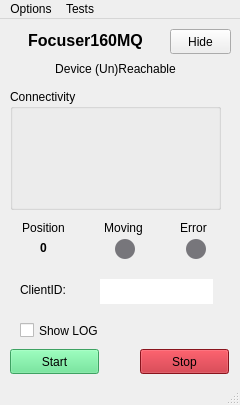
Old version of the form assets/main.ui in the repository ramonefoster/HostFocuser160.
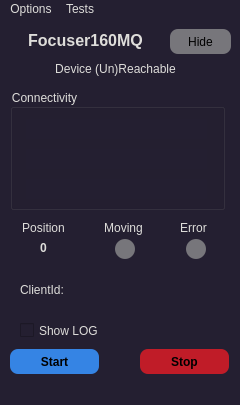
New version of the form.

Commit message: ui color and json alphabetic order

```diff
--- a/assets/main.ui
+++ b/assets/main.ui
@@ -13,6 +13,9 @@
   <property name="windowTitle">
    <string>Focuser Server</string>
   </property>
+  <property name="styleSheet">
+   <string notr="true">background-color: rgb(36, 31, 49);</string>
+  </property>
   <widget class="QWidget" name="centralwidget">
    <widget class="QPushButton" name="btnStart">
     <property name="geometry">
@@ -23,8 +26,15 @@
       <height>25</height>
      </rect>
     </property>
+    <property name="font">
+     <font>
+      <weight>75</weight>
+      <bold>true</bold>
+     </font>
+    </property>
     <property name="styleSheet">
-     <string notr="true">background-color: rgb(87, 227, 137);</string>
+     <string notr="true">background-color: rgb(53, 132, 228);
+border-radius: 8px;</string>
     </property>
     <property name="text">
      <string>Start</string>
@@ -39,8 +49,15 @@
       <height>25</height>
      </rect>
     </property>
+    <property name="font">
+     <font>
+      <weight>75</weight>
+      <bold>true</bold>
+     </font>
+    </property>
     <property name="styleSheet">
-     <string notr="true">background-color: rgb(192, 28, 40);</string>
+     <string notr="true">background-color: rgb(192, 28, 40);
+border-radius: 8px;</string>
     </property>
     <property name="text">
      <string>Stop</string>
@@ -55,6 +72,9 @@
       <height>23</height>
      </rect>
     </property>
+    <property name="styleSheet">
+     <string notr="true">color: rgb(222, 221, 218);</string>
+    </property>
     <property name="text">
      <string>Show LOG</string>
     </property>
@@ -71,6 +91,10 @@
     <property name="toolTip">
      <string>Minimizes program to tray.</string>
     </property>
+    <property name="styleSheet">
+     <string notr="true">border-radius: 8px;
+background-color: rgb(119, 118, 123);</string>
+    </property>
     <property name="text">
      <string>Hide</string>
     </property>
@@ -91,6 +115,9 @@
       <bold>true</bold>
      </font>
     </property>
+    <property name="styleSheet">
+     <string notr="true">color: rgb(222, 221, 218);</string>
+    </property>
     <property name="text">
      <string>Focuser160MQ</string>
     </property>
@@ -103,10 +130,13 @@
      <rect>
       <x>10</x>
       <y>70</y>
-      <width>211</width>
+      <width>215</width>
       <height>121</height>
      </rect>
     </property>
+    <property name="styleSheet">
+     <string notr="true">color: rgb(222, 221, 218);</string>
+    </property>
     <property name="title">
      <string>Connectivity</string>
     </property>
@@ -119,6 +149,12 @@
        <height>20</height>
       </rect>
      </property>
+     <property name="font">
+      <font>
+       <weight>75</weight>
+       <bold>true</bold>
+      </font>
+     </property>
      <property name="text">
       <string/>
      </property>
@@ -135,6 +171,12 @@
        <height>20</height>
       </rect>
      </property>
+     <property name="font">
+      <font>
+       <weight>75</weight>
+       <bold>true</bold>
+      </font>
+     </property>
      <property name="text">
       <string/>
      </property>
@@ -151,6 +193,12 @@
        <height>20</height>
       </rect>
      </property>
+     <property name="font">
+      <font>
+       <weight>75</weight>
+       <bold>true</bold>
+      </font>
+     </property>
      <property name="text">
       <string/>
      </property>
@@ -168,6 +216,9 @@
       <height>17</height>
      </rect>
     </property>
+    <property name="styleSheet">
+     <string notr="true">color: rgb(222, 221, 218);</string>
+    </property>
     <property name="text">
      <string>Position</string>
     </property>
@@ -184,6 +235,9 @@
       <height>17</height>
      </rect>
     </property>
+    <property name="styleSheet">
+     <string notr="true">color: rgb(222, 221, 218);</string>
+    </property>
     <property name="text">
      <string>Moving</string>
     </property>
@@ -200,6 +254,9 @@
       <height>17</height>
      </rect>
     </property>
+    <property name="styleSheet">
+     <string notr="true">color: rgb(222, 221, 218);</string>
+    </property>
     <property name="text">
      <string>Error</string>
     </property>
@@ -222,6 +279,9 @@
       <bold>true</bold>
      </font>
     </property>
+    <property name="styleSheet">
+     <string notr="true">color: rgb(222, 221, 218);</string>
+    </property>
     <property name="text">
      <string>0</string>
     </property>
@@ -278,6 +338,9 @@
       <height>20</height>
      </rect>
     </property>
+    <property name="styleSheet">
+     <string notr="true">color: rgb(222, 221, 218);</string>
+    </property>
     <property name="text">
      <string>Device (Un)Reachable</string>
     </property>
@@ -294,8 +357,11 @@
       <height>21</height>
      </rect>
     </property>
+    <property name="styleSheet">
+     <string notr="true">color: rgb(222, 221, 218);</string>
+    </property>
     <property name="text">
-     <string>ClientID:</string>
+     <string>ClientId:</string>
     </property>
    </widget>
    <widget class="QLineEdit" name="txtClientID">
@@ -319,6 +385,9 @@
     <property name="toolTip">
      <string>Current Client</string>
     </property>
+    <property name="styleSheet">
+     <string notr="true">color: rgb(222, 221, 218);</string>
+    </property>
     <property name="frame">
      <bool>false</bool>
     </property>
@@ -339,6 +408,9 @@
      <height>22</height>
     </rect>
    </property>
+   <property name="styleSheet">
+    <string notr="true">color: rgb(222, 221, 218);</string>
+   </property>
    <widget class="QMenu" name="menuSetup">
     <property name="title">
      <string>Options</string>
```
The commit also changes 1 other file.
